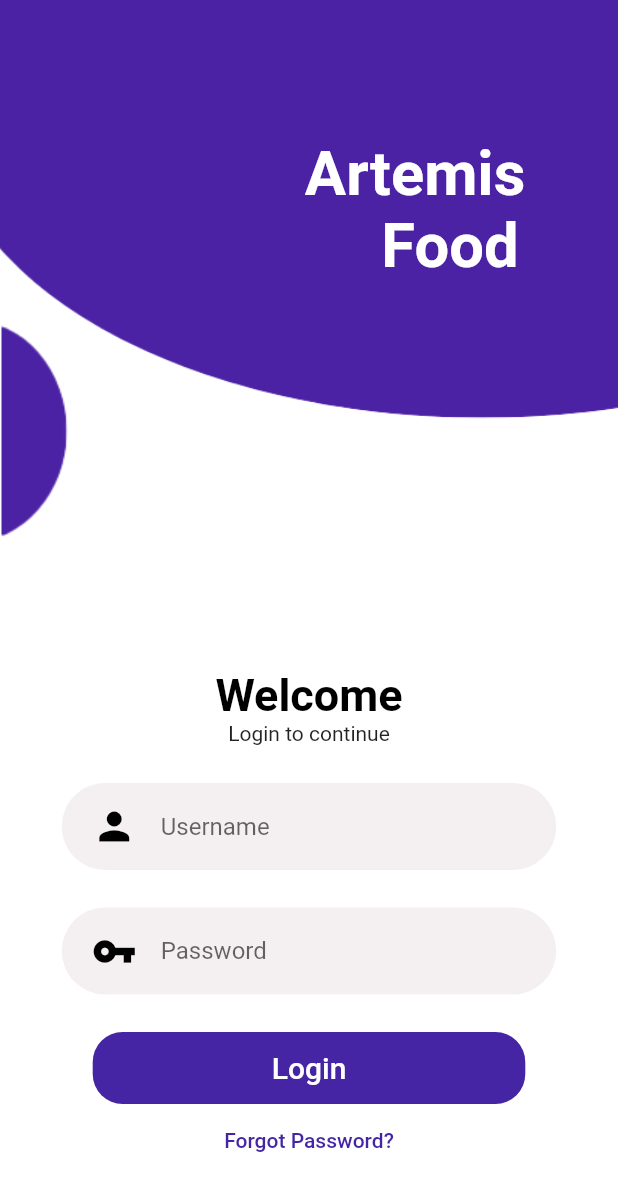
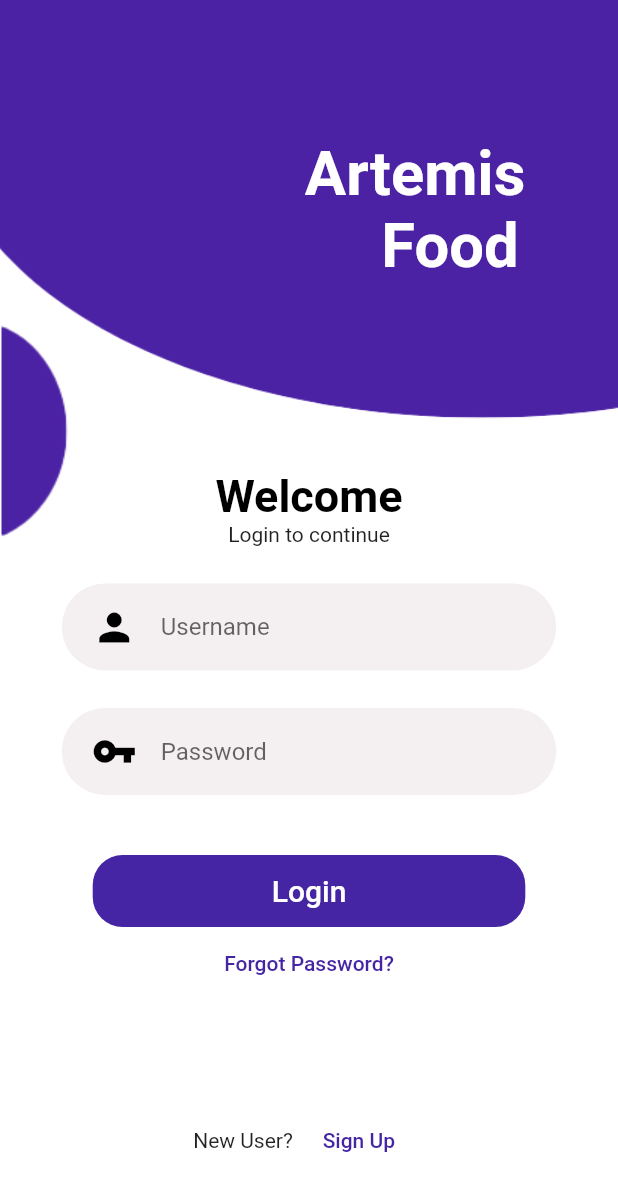
Before and after one commit to RogerFranck/ArtemisFood-Mobile, a Flutter app: the screen it shows after launch, on a phone screen of 412 x 824 dp. Shown: the top 1191 px of the screen. Run offline on Flutter 3.47's test engine with Material 2 defaults, Android fonts, the phone set to English and light mode, and no system bars.

Commit message:
Login 10/10

```diff
--- /dev/null
+++ b/artemisfood/lib/src/components/RowTxtButton.dart
@@ -0,0 +1,28 @@
+import 'package:artemisfood/src/components/TextButton.dart';
+import 'package:flutter/material.dart';
+
+class RowTxtButton extends StatelessWidget {
+  final String hintText;
+  final String hintTextButton;
+  final Function onPress;
+  const RowTxtButton({Key key, this.hintText,this.onPress,this.hintTextButton}) : super(key: key);
+
+  @override
+  Widget build(BuildContext context) {
+    return Container(
+      width: double.infinity,
+      child: Row(
+        mainAxisAlignment: MainAxisAlignment.center,
+        children: <Widget>[
+          Text(
+            hintText
+          ),
+          TextButton(
+            hintText: hintTextButton,
+            onPress: onPress,
+          ),
+        ],
+      ),
+    );
+  }
+}
--- a/artemisfood/lib/src/pages/Login.dart
+++ b/artemisfood/lib/src/pages/Login.dart
@@ -1,4 +1,5 @@
 import 'package:artemisfood/src/components/RoundedButton.dart';
+import 'package:artemisfood/src/components/RowTxtButton.dart';
 import 'package:artemisfood/src/components/TextButton.dart';
 import 'package:artemisfood/src/components/TextFieldContainer.dart';
 import 'package:artemisfood/src/components/background.dart';
@@ -41,12 +42,23 @@ class Login extends StatelessWidget {
                       onChanged: (value) {},
                     ),
                   ),
+                  SizedBox(
+                    height: 15.0,
+                  ),
                   RoundedButton(
                     hintText: 'Login',
                     onPress: () {},
                   ),
                   TextButton(
                     hintText: 'Forgot Password?',
+                    onPress: () {},
+                  ),
+                  SizedBox(
+                    height: 70.0,
+                  ),
+                  RowTxtButton(
+                    hintText: 'New User?',
+                    hintTextButton: 'Sign Up',
                     onPress: () {},
                   ),
                 ],
```
